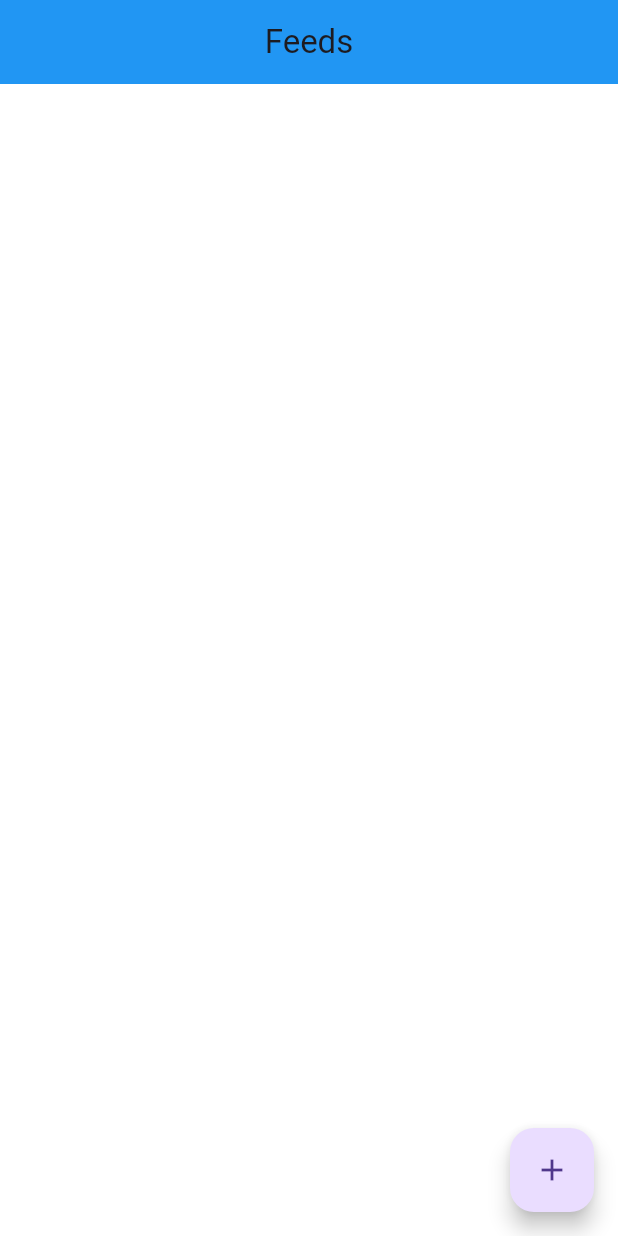
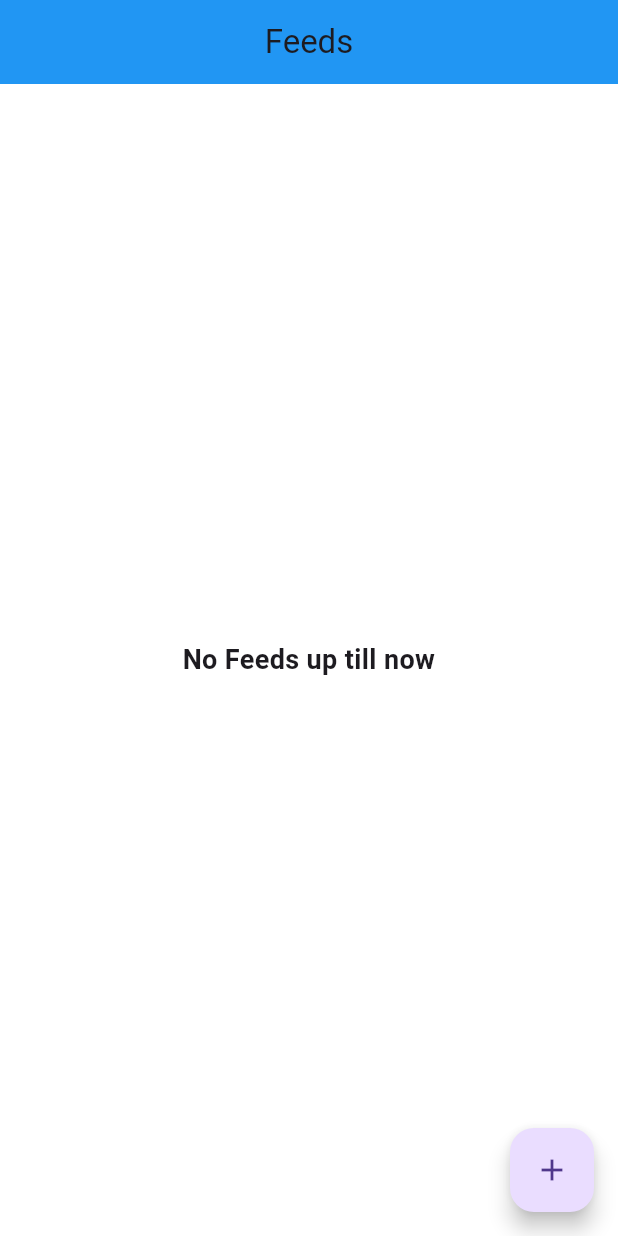
Before and after one commit to LyNNxMooon/Feeds-App-Using-Firebase-Storage-Realtime-DataBase-and-Cloud-FireStore-, a Flutter app: the screen it shows after launch, on a phone screen of 412 x 824 dp. Run offline on Flutter 3.47's test engine with Material 3 defaults, Android fonts, the phone set to English and light mode, and no system bars; our stand-ins replace cached_network_image, file_picker, firebase_core, firebase_database, firebase_storage, gap; accounts and stored records are empty.

Commit message:
Updated Fecting data and displaying in Home page feed from realtime database, updated UI and Loading widgets

```diff
--- a/lib/bloc/base_bloc.dart
+++ b/lib/bloc/base_bloc.dart
@@ -1,7 +1,18 @@
+import 'package:feeds/utils/enums.dart';
 import 'package:flutter/material.dart';
 
 class BaseBloc extends ChangeNotifier {
   bool _isDispose = false;
+  LoadingState _loadingState = LoadingState.loading;
+  String? _errorMessage;
+
+  LoadingState get getLoadingState => _loadingState;
+  String? get getErrorMessage => _errorMessage;
+
+  set setLoadingState(LoadingState loadingState) =>
+      _loadingState = loadingState;
+
+  set setErrorMessage(String message) => _errorMessage = message;
 
   @override
   void notifyListeners() {
--- /dev/null
+++ b/lib/bloc/home_page_bloc.dart
@@ -0,0 +1,34 @@
+import 'package:feeds/bloc/base_bloc.dart';
+import 'package:feeds/constants/strings.dart';
+import 'package:feeds/data/models/feed_model.dart';
+import 'package:feeds/data/vos/feed_vo.dart';
+import 'package:feeds/utils/enums.dart';
+
+class HomePageBloc extends BaseBloc {
+  List<FeedVO>? _feedList;
+
+  List<FeedVO>? get getFeedList => _feedList;
+
+  final FeedModel _feedModel = FeedModel();
+
+  Future deleteFeed(int id) => _feedModel.deleteFeed(id);
+
+  HomePageBloc() {
+    setLoadingState = LoadingState.loading;
+    notifyListeners();
+    _feedModel.getFeedListStream().listen((event) {
+      if (event?.isEmpty ?? true) {
+        setLoadingState = LoadingState.error;
+        setErrorMessage = kHomePageEmptyFeedText;
+        notifyListeners();
+      } else {
+        setLoadingState = LoadingState.complete;
+        _feedList = event;
+        notifyListeners();
+      }
+    }, onError: (error) {
+      setErrorMessage = error;
+      notifyListeners();
+    });
+  }
+}
--- a/lib/constants/dimensions.dart
+++ b/lib/constants/dimensions.dart
@@ -1,4 +1,5 @@
 //spacing
+const kSP10x = 10.0;
 const kSP15x = 15.0;
 const kSP20x = 20.0;
 const kSP30x = 30.0;
--- a/lib/constants/strings.dart
+++ b/lib/constants/strings.dart
@@ -1 +1,2 @@
 const kUploadFileNullText = "Pleas pick a file to upload";
+const kHomePageEmptyFeedText = "No Feeds up till now";
--- a/lib/pages/home_page.dart
+++ b/lib/pages/home_page.dart
@@ -1,13 +1,21 @@
+import 'package:feeds/bloc/home_page_bloc.dart';
 import 'package:feeds/constants/colors.dart';
+import 'package:feeds/data/vos/feed_vo.dart';
 import 'package:feeds/pages/add_feed_page.dart';
+import 'package:feeds/utils/enums.dart';
+import 'package:feeds/widgets/feed_body_widget.dart';
+import 'package:feeds/widgets/loading_state_widget.dart';
 import 'package:flutter/material.dart';
+import 'package:provider/provider.dart';
 
 class HomePage extends StatelessWidget {
   const HomePage({super.key});
 
   @override
   Widget build(BuildContext context) {
-    return SafeArea(
+    return ChangeNotifierProvider<HomePageBloc>(
+      create: (context) => HomePageBloc(),
+      child: SafeArea(
           child: Scaffold(
         appBar: AppBar(
           elevation: 0,
@@ -24,6 +32,52 @@ class HomePage extends StatelessWidget {
                 builder: (context) => const AddFeedPage(),
               )),
         ),
+        body: Selector<HomePageBloc, LoadingState>(
+            selector: (_, bloc) => bloc.getLoadingState,
+            builder: (_, loadingState, __) => LoadingStateWidget(
+                loadingState: loadingState,
+                loadingSuccessWidget: const HomePageItemView(),
+                errorWidget: const HomePageErrorStateItemView())),
+      )),
+    );
+  }
+}
+
+class HomePageItemView extends StatelessWidget {
+  const HomePageItemView({super.key});
+
+  @override
+  Widget build(BuildContext context) {
+    final bloc = context.read<HomePageBloc>();
+    return Selector<HomePageBloc, List<FeedVO>?>(
+        selector: (_, bloc) => bloc.getFeedList,
+        builder: (_, feedList, __) => ListView.separated(
+            itemBuilder: (_, index) => FeedBodyWidget(
+                  feed: feedList?[index],
+                  onPressDelete: () =>
+                      bloc.deleteFeed(feedList?[index].id ?? -1),
+                ),
+            separatorBuilder: (_, index) => const Divider(),
+            itemCount: feedList?.length ?? 0));
+  }
+}
+
+class HomePageErrorStateItemView extends StatelessWidget {
+  const HomePageErrorStateItemView();
+
+  @override
+  Widget build(BuildContext context) {
+    return Selector<HomePageBloc, String?>(
+        selector: (_, bloc) => bloc.getErrorMessage,
+        builder: (_, errorMessage, __) => Center(
+              child: Text(
+                errorMessage ?? '',
+                textAlign: TextAlign.center,
+                style: const TextStyle(
+                  fontWeight: FontWeight.w600,
+                  fontSize: 18,
+                ),
+              ),
             ));
   }
 }
--- a/lib/utils/enums.dart
+++ b/lib/utils/enums.dart
@@ -1 +1,3 @@
 enum FileType { image, video, file }
+
+enum LoadingState { loading, complete, error }
--- /dev/null
+++ b/lib/widgets/loading_state_widget.dart
@@ -0,0 +1,26 @@
+import 'package:feeds/utils/enums.dart';
+import 'package:feeds/widgets/loading_widget.dart';
+import 'package:flutter/material.dart';
+
+class LoadingStateWidget extends StatelessWidget {
+  const LoadingStateWidget(
+      {super.key,
+      required this.loadingState,
+      required this.loadingSuccessWidget,
+      this.loadingWidget,
+      required this.errorWidget});
+
+  final LoadingState loadingState;
+  final Widget loadingSuccessWidget;
+  final Widget? loadingWidget;
+  final Widget errorWidget;
+
+  @override
+  Widget build(BuildContext context) {
+    return switch (loadingState) {
+      LoadingState.loading => loadingWidget ?? const LoadingWidget(),
+      LoadingState.error => errorWidget,
+      _ => loadingSuccessWidget,
+    };
+  }
+}
--- a/pubspec.yaml
+++ b/pubspec.yaml
@@ -35,6 +35,7 @@ dependencies:
   gap: ^3.0.1
   json_annotation: ^4.8.1
   provider: ^6.0.5
+  cached_network_image: ^3.3.1
   flutter:
     sdk: flutter
 
```
Also changed, not shown: lib/widgets/feed_body_widget.dart (added, +79 -0 lines), lib/widgets/loading_widget.dart (added, +12 -0 lines), pubspec.lock, 1 other file. Lines whose indentation alone changed are shown as unchanged.
